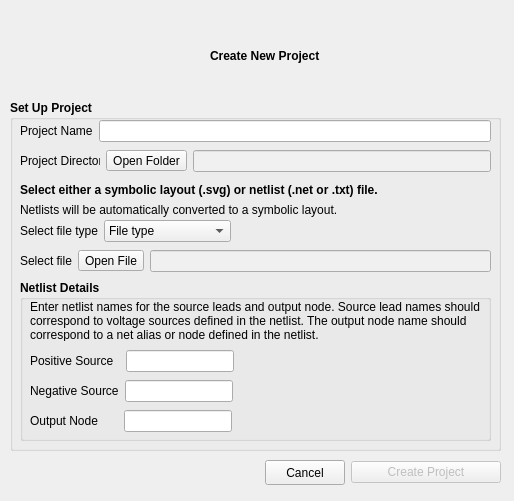
Old version of the form powercad/project_builder/ui/newProjectDialog.ui in the repository e3da/PowerSynth1-src.
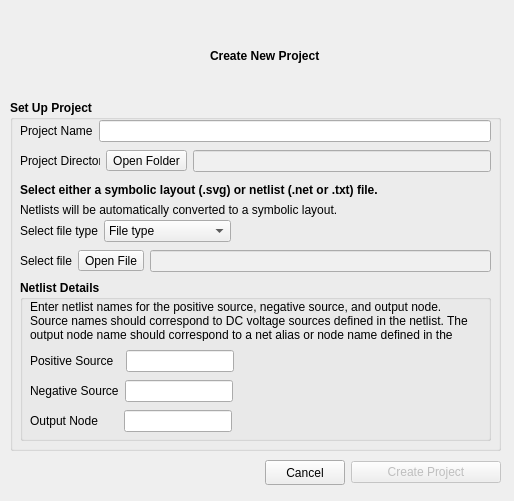
New version of the form.

Diff of the .ui file:
```diff
--- a/powercad/project_builder/ui/newProjectDialog.ui
+++ b/powercad/project_builder/ui/newProjectDialog.ui
@@ -599,7 +599,7 @@
       </font>
      </property>
      <property name="text">
-      <string>Enter netlist names for the source leads and output node. Source lead names should correspond to voltage sources defined in the netlist. The output node name should correspond to a net alias or node defined in the netlist.</string>
+      <string>Enter netlist names for the positive source, negative source, and output node. Source names should correspond to DC voltage sources defined in the netlist. The output node name should correspond to a net alias or node name defined in the netlist.</string>
      </property>
      <property name="wordWrap">
       <bool>true</bool>
```
